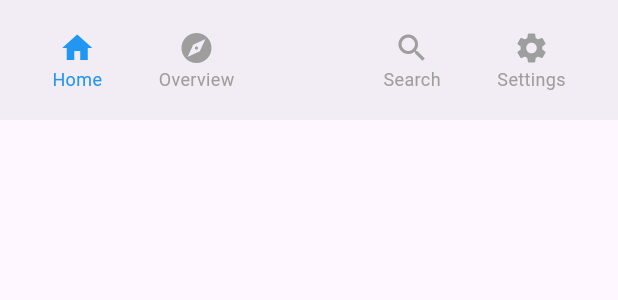
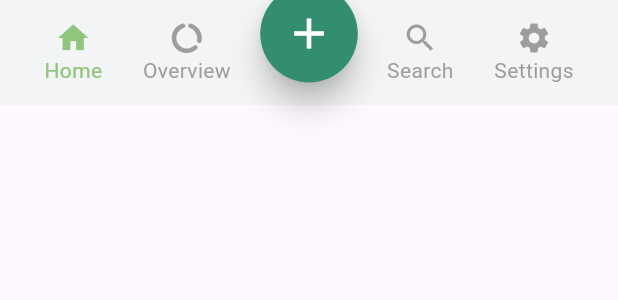
Before and after one commit to alexap120/Echo-Lock-Password-Manager, a Flutter app: the CustomBottomNavBar widget shown alone on an empty page, opened directly with empty values, on a phone screen of 412 x 824 dp. Shown: the top 300 px of the screen. Run offline on Flutter 3.47's test engine with Material 3 defaults, Android fonts, the phone set to English and light mode, and no system bars.

Commit message:
Custom navigation bar addition

```diff
--- a/lib/widgets/custom_bottom_nav_bar.dart
+++ b/lib/widgets/custom_bottom_nav_bar.dart
@@ -1,53 +1,116 @@
+import 'package:flutter/cupertino.dart';
 import 'package:flutter/material.dart';
+import 'package:password_manager/screens/login.dart';
 
 class CustomBottomNavBar extends StatelessWidget {
-  final int currentIndex;
-  final Function(int) onTap;
+  final int selectedIndex;
+  final Function(int) onItemTapped;
 
   const CustomBottomNavBar({
     Key? key,
-    required this.currentIndex,
-    required this.onTap,
+    required this.selectedIndex,
+    required this.onItemTapped,
   }) : super(key: key);
 
   @override
   Widget build(BuildContext context) {
-    return BottomAppBar(
-      shape: const CircularNotchedRectangle(),
-      notchMargin: 8.0,
-      child: Row(
-        mainAxisAlignment: MainAxisAlignment.spaceAround,
-        children: <Widget>[
-          _buildTabIcon(Icons.home, "Home", 0),
-          _buildTabIcon(Icons.explore, "Overview", 1),
-          const SizedBox(width: 48), // space for the FAB
-          _buildTabIcon(Icons.search, "Search", 2),
-          _buildTabIcon(Icons.settings, "Settings", 3),
+    return Stack(
+      alignment: Alignment.bottomCenter,
+      clipBehavior: Clip.none,
+      children: [
+        Container(
+          height: 70,
+          child: BottomAppBar(
+            shape: const CircularNotchedRectangle(),
+            notchMargin: 8,
+            color: Color(0xFFF3F4F6),
+            child: Row(
+              mainAxisAlignment: MainAxisAlignment.spaceAround,
+              children: [
+                _buildNavBarItem(Icons.home, 'Home', 0, context),
+                _buildNavBarItem(Icons.data_usage_rounded, 'Overview', 1, context),
+                const SizedBox(width: 50), // space for FAB
+                _buildNavBarItem(Icons.search, 'Search', 3, context),
+                _buildNavBarItem(Icons.settings, 'Settings', 4, context),
+              ],
+            ),
+          ),
+        ),
+        Positioned(
+          bottom: 15,
+          child: SizedBox(
+            width: 65,  // Make it bigger
+            height: 65, // Make it bigger
+            child: FloatingActionButton(
+              shape: const CircleBorder(),
+              backgroundColor: const Color(0xFF328E6E),
+              elevation: 8,
+              onPressed: () {},
+              child: const Icon(
+                Icons.add,
+                size: 34, // Also make the icon a bit bigger
+                color: Colors.white,
+              ),
+            ),
+          ),
+        ),
+      ],
+    );
+  }
+
+  Widget _buildNavBarItem(IconData icon, String label, int index, BuildContext context) {
+    return InkWell(
+      onTap: () {
+        onItemTapped(index);  // Update the selected index when an item is tapped
+        _handleNavBarAction(index, context);  // Call the function to perform actions based on the index
+      },
+      child: Column(
+        mainAxisSize: MainAxisSize.min,
+        children: [
+          Icon(
+            icon,
+            color: selectedIndex == index
+                ? const Color(0xFF90C67C) // Selected icon color
+                : Colors.grey, // Unselected icon color (Change this to any color you want)
+          ),
+          Text(
+            label,
+            style: TextStyle(
+              color: selectedIndex == index
+                  ? const Color(0xFF90C67C) // Selected text color
+                  : Colors.grey, // Unselected text color (Change this too)
+            ),
+          ),
         ],
       ),
     );
   }
+}
 
-  Widget _buildTabIcon(IconData icon, String label, int index) {
-    final isSelected = index == currentIndex;
-    return InkWell(
-      onTap: () => onTap(index),
-      child: Padding(
-        padding: const EdgeInsets.symmetric(vertical: 8.0, horizontal: 12.0),
-        child: Column(
-          mainAxisSize: MainAxisSize.min,
-          children: [
-            Icon(icon, color: isSelected ? Colors.blue : Colors.grey),
-            Text(
-              label,
-              style: TextStyle(
-                fontSize: 12,
-                color: isSelected ? Colors.blue : Colors.grey,
-              ),
-            ),
-          ],
-        ),
-      ),
-    );
+// Handle the action for each navbar item
+void _handleNavBarAction(int index, BuildContext context) {
+  switch (index) {
+    case 0:
+    // Home action
+      print("Home tapped");
+      //Navigator.push(context, MaterialPageRoute(builder: (context) => LoginScreen()));
+      break;
+    case 1:
+    // Overview action
+      print("Overview tapped");
+      // Navigate to Overview screen or perform any action
+      break;
+    case 2:
+    // Search action
+      print("Search tapped");
+      // Navigate to Search screen or perform any action
+      break;
+    case 3:
+    // Settings action
+      print("Settings tapped");
+      // Navigate to Settings screen or perform any action
+      break;
+    default:
+      break;
   }
 }
```
Also changed, not shown: lib/screens/home.dart (+31 -17 lines).
